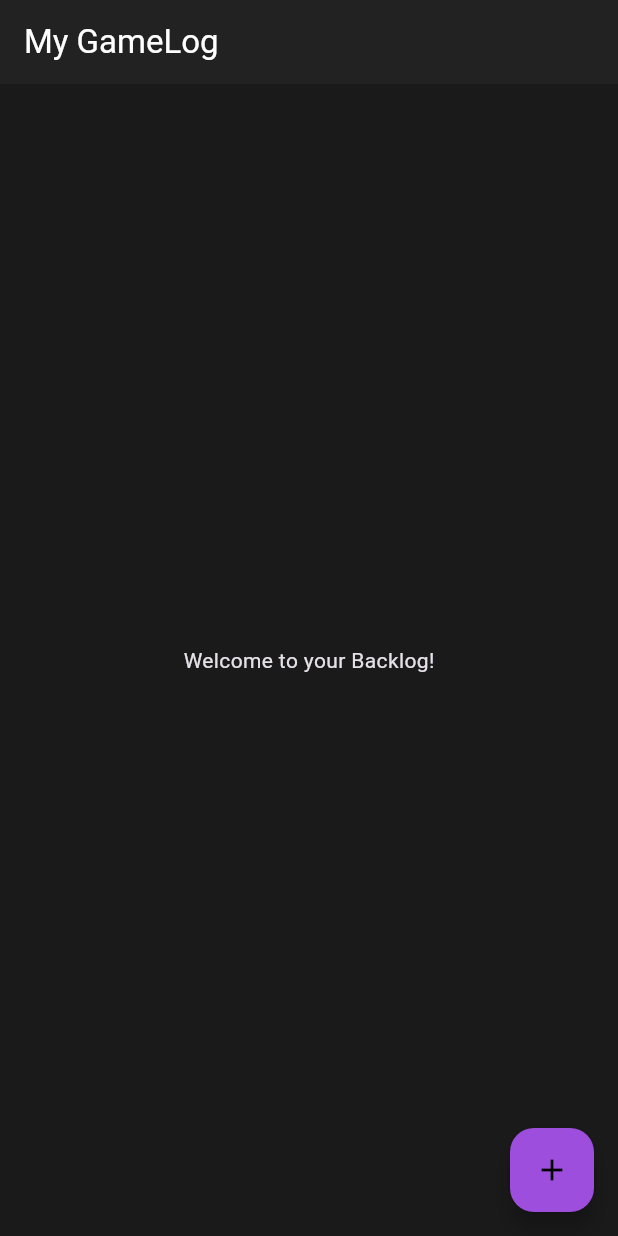
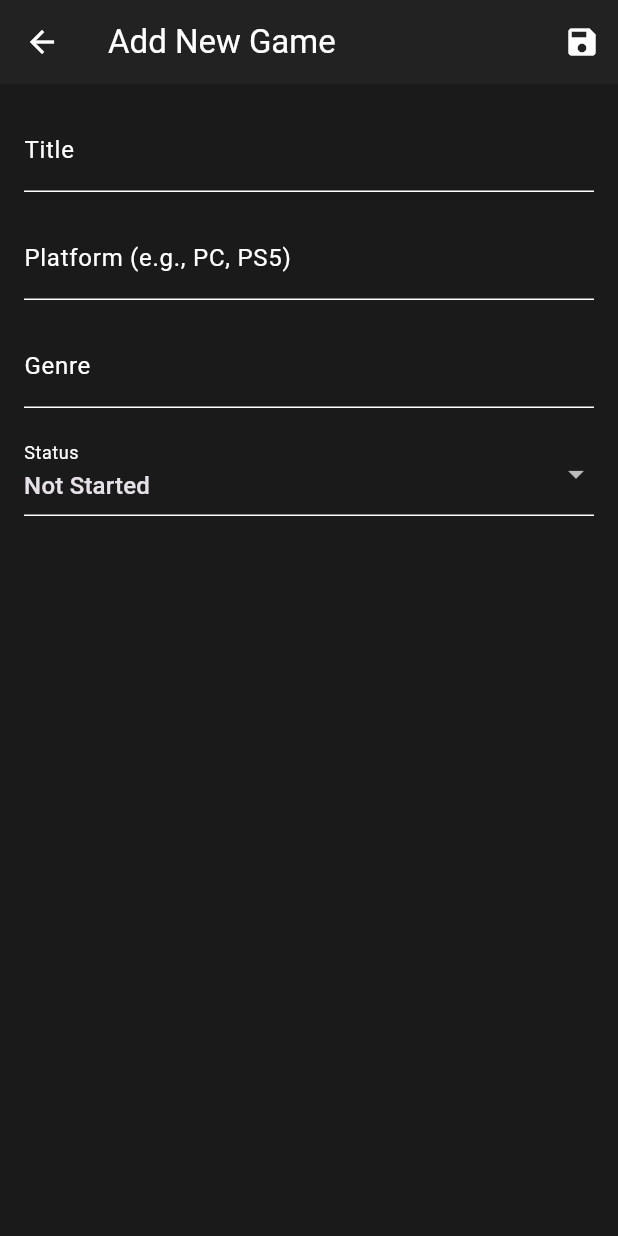
Before and after one commit to Morningknight/gamelog, a Flutter app: the screen it shows after launch, after a tap on the "add" icon, on a phone screen of 412 x 824 dp. Run offline on Flutter 3.47's test engine with Material 3 defaults, Android fonts, the phone set to English and light mode, and no system bars; our stand-ins replace hive, hive_flutter; accounts and stored records are empty.

Commit message:
Feat: Create Add/Edit Game screen with form and validation

```diff
--- a/lib/main.dart
+++ b/lib/main.dart
@@ -1,25 +1,14 @@
 import 'package:flutter/material.dart';
-import 'package:hive_flutter/hive_flutter.dart'; // Import hive_flutter
-import 'package:gamelog/models/game.dart';       // Import our Game model
+import 'package:gamelog/models/game.dart';
+import 'package:gamelog/screens/add_edit_game_screen.dart'; // <-- ADD THIS IMPORT
+import 'package:gamelog/widgets/game_list_view.dart';
+import 'package:hive_flutter/hive_flutter.dart';
 
-void main() async { // main function now needs to be async
-  // Ensure that Flutter's binding is initialized before calling any Flutter specific code.
+void main() async {
   WidgetsFlutterBinding.ensureInitialized();
-
-  // Initialize Hive for Flutter. This sets up a directory on the device to store the database.
   await Hive.initFlutter();
-
-  // Register the adapter for our Game class. This adapter was auto-generated by build_runner
-  // and tells Hive how to serialize and deserialize the Game object.
-  // Without this, Hive wouldn't know how to save your custom object.
   Hive.registerAdapter(GameAdapter());
-
-  // Open a box named 'games'. A box is like a table in a SQL database or a
-  // collection in a NoSQL database. We are specifying that this box will store
-  // objects of type Game.
   await Hive.openBox<Game>('games');
-
-  // Once Hive is set up, run the app.
   runApp(const GameLogApp());
 }
 
@@ -30,26 +19,24 @@
   Widget build(BuildContext context) {
     return MaterialApp(
       title: 'GameLog',
-      // We are defining a custom dark theme that matches the aesthetic of the inspiration image.
       theme: ThemeData.dark().copyWith(
-        primaryColor: const Color(0xFF8A2BE2), // Example: BlueViolet, not heavily used but good to set.
-        scaffoldBackgroundColor: const Color(0xFF1A1A1A), // A very dark grey for the main background
+        primaryColor: const Color(0xFF8A2BE2),
+        scaffoldBackgroundColor: const Color(0xFF1A1A1A),
         appBarTheme: const AppBarTheme(
-          backgroundColor: Color(0xFF222222), // Slightly lighter grey for the app bar
-          elevation: 0, // No shadow for a flatter look
+          backgroundColor: Color(0xFF222222),
+          elevation: 0,
         ),
         floatingActionButtonTheme: FloatingActionButtonThemeData(
-          backgroundColor: const Color(0xFF9D4EDD), // The primary purple color for the FAB
+          backgroundColor: const Color(0xFF9D4EDD),
         ),
-        // The color scheme defines the set of colors for the app's components.
         colorScheme: const ColorScheme.dark().copyWith(
-          primary: const Color(0xFF9D4EDD), // A nice purple for buttons, highlights
-          secondary: const Color(0xFFC77DFF), // A lighter purple for accents
-          onPrimary: Colors.white, // Text color on top of primary color (e.g., on buttons)
-          surface: const Color(0xFF2C2C2C), // Color for card backgrounds
+          primary: const Color(0xFF9D4EDD),
+          secondary: const Color(0xFFC77DFF),
+          onPrimary: Colors.white,
+          surface: const Color(0xFF2C2C2C),
         ),
       ),
-      debugShowCheckedModeBanner: false, // Hides the "debug" banner in the top right
+      debugShowCheckedModeBanner: false,
       home: const HomeScreen(),
     );
   }
@@ -60,16 +47,51 @@
 
   @override
   Widget build(BuildContext context) {
+    final List<Game> dummyGames = [
+      Game(
+        title: 'The Witcher 3: Wild Hunt',
+        platform: 'PC',
+        genre: 'Action RPG',
+        status: 'Beaten',
+        dateAdded: DateTime.now(),
+      ),
+      Game(
+        title: 'Cyberpunk 2077',
+        platform: 'PlayStation 5',
+        genre: 'Action RPG',
+        status: 'Now Playing',
+        dateAdded: DateTime.now(),
+      ),
+      Game(
+        title: 'Elden Ring',
+        platform: 'PC',
+        genre: 'Souls-like',
+        status: 'Paused',
+        dateAdded: DateTime.now(),
+      ),
+      Game(
+        title: 'Hollow Knight',
+        platform: 'Nintendo Switch',
+        genre: 'Metroidvania',
+        status: 'Not Started',
+        dateAdded: DateTime.now(),
+      ),
+    ];
+
     return Scaffold(
       appBar: AppBar(
         title: const Text('My GameLog'),
       ),
-      body: const Center(
-        child: Text('Welcome to your Backlog!'),
-      ),
+      body: GameListView(games: dummyGames),
       floatingActionButton: FloatingActionButton(
         onPressed: () {
-          // In the next phases, this button will open a new screen to add a game.
+          // --- UPDATE THIS PART ---
+          Navigator.of(context).push(
+            MaterialPageRoute(
+              builder: (ctx) => const AddEditGameScreen(),
+            ),
+          );
+          // --- END OF UPDATE ---
         },
         child: const Icon(Icons.add),
       ),
--- /dev/null
+++ b/lib/screens/add_edit_game_screen.dart
@@ -0,0 +1,130 @@
+import 'package:flutter/material.dart';
+
+class AddEditGameScreen extends StatefulWidget {
+  const AddEditGameScreen({super.key});
+
+  @override
+  State<AddEditGameScreen> createState() => _AddEditGameScreenState();
+}
+
+class _AddEditGameScreenState extends State<AddEditGameScreen> {
+  // A GlobalKey is needed to identify and validate our Form.
+  final _formKey = GlobalKey<FormState>();
+
+  // Controllers to manage the text inside the TextFormFields.
+  final _titleController = TextEditingController();
+  final _platformController = TextEditingController();
+  final _genreController = TextEditingController();
+
+  // A variable to hold the selected value from the dropdown.
+  String? _selectedStatus = 'Not Started'; // Default value
+
+  // List of options for our status dropdown menu.
+  final List<String> _statuses = ['Not Started', 'Now Playing', 'Paused', 'Beaten', 'Dropped'];
+
+  // This method is called when the widget is removed from the widget tree.
+  // It's important to dispose of controllers to free up resources.
+  @override
+  void dispose() {
+    _titleController.dispose();
+    _platformController.dispose();
+    _genreController.dispose();
+    super.dispose();
+  }
+
+  void _saveForm() {
+    // This runs the validator function on each TextFormField.
+    // If all are valid, it returns true.
+    final isValid = _formKey.currentState!.validate();
+    if (!isValid) {
+      return; // If not valid, stop the function here.
+    }
+
+    // If the form is valid, we'll save the data to Hive in a later step.
+    // For now, let's just print the data to the console to confirm it works.
+    print('Game Title: ${_titleController.text}');
+    print('Platform: ${_platformController.text}');
+    print('Genre: ${_genreController.text}');
+    print('Status: $_selectedStatus');
+
+    // Go back to the previous screen (HomeScreen).
+    Navigator.of(context).pop();
+  }
+
+  @override
+  Widget build(BuildContext context) {
+    return Scaffold(
+      appBar: AppBar(
+        title: const Text('Add New Game'),
+        actions: [
+          // A save button in the AppBar.
+          IconButton(
+            icon: const Icon(Icons.save),
+            onPressed: _saveForm,
+          ),
+        ],
+      ),
+      body: Padding(
+        padding: const EdgeInsets.all(16.0),
+        child: Form(
+          key: _formKey, // Associate the key with our Form.
+          child: ListView( // Use ListView to prevent overflow on smaller screens.
+            children: [
+              TextFormField(
+                controller: _titleController,
+                decoration: const InputDecoration(labelText: 'Title'),
+                textInputAction: TextInputAction.next, // Moves to the next field
+                validator: (value) {
+                  if (value == null || value.trim().isEmpty) {
+                    return 'Please enter a title.'; // Validation error message
+                  }
+                  return null; // Means the input is valid
+                },
+              ),
+              const SizedBox(height: 16),
+              TextFormField(
+                controller: _platformController,
+                decoration: const InputDecoration(labelText: 'Platform (e.g., PC, PS5)'),
+                textInputAction: TextInputAction.next,
+                validator: (value) {
+                  if (value == null || value.trim().isEmpty) {
+                    return 'Please enter a platform.';
+                  }
+                  return null;
+                },
+              ),
+              const SizedBox(height: 16),
+              TextFormField(
+                controller: _genreController,
+                decoration: const InputDecoration(labelText: 'Genre'),
+                textInputAction: TextInputAction.done, // Shows a "done" button on keyboard
+                validator: (value) {
+                  if (value == null || value.trim().isEmpty) {
+                    return 'Please enter a genre.';
+                  }
+                  return null;
+                },
+              ),
+              const SizedBox(height: 16),
+              DropdownButtonFormField<String>(
+                value: _selectedStatus,
+                decoration: const InputDecoration(labelText: 'Status'),
+                items: _statuses.map((String status) {
+                  return DropdownMenuItem<String>(
+                    value: status,
+                    child: Text(status),
+                  );
+                }).toList(),
+                onChanged: (newValue) {
+                  setState(() {
+                    _selectedStatus = newValue;
+                  });
+                },
+              ),
+            ],
+          ),
+        ),
+      ),
+    );
+  }
+}
--- /dev/null
+++ b/lib/widgets/game_card.dart
@@ -0,0 +1,83 @@
+import 'package:flutter/material.dart';
+import 'package:gamelog/models/game.dart';
+
+class GameCard extends StatelessWidget {
+  final Game game;
+
+  const GameCard({
+    super.key,
+    required this.game,
+  });
+
+  // A helper to determine the color of the status chip
+  Color _getStatusColor(String status) {
+    switch (status.toLowerCase()) {
+      case 'now playing':
+        return Colors.blueAccent;
+      case 'beaten':
+        return Colors.green;
+      case 'paused':
+        return Colors.orange;
+      case 'not started':
+        return Colors.grey.shade600;
+      default:
+        return Colors.grey;
+    }
+  }
+
+  @override
+  Widget build(BuildContext context) {
+    return Card(
+      // Using the surface color from our theme for card backgrounds
+      color: Theme.of(context).colorScheme.surface,
+      margin: const EdgeInsets.symmetric(horizontal: 16.0, vertical: 8.0),
+      child: Padding(
+        padding: const EdgeInsets.all(16.0),
+        child: Column(
+          crossAxisAlignment: CrossAxisAlignment.start,
+          children: [
+            // Game Title
+            Text(
+              game.title,
+              style: const TextStyle(
+                fontSize: 18.0,
+                fontWeight: FontWeight.bold,
+              ),
+            ),
+            const SizedBox(height: 8.0),
+            // Row for Genre and Platform tags
+            Row(
+              children: [
+                Chip(
+                  label: Text(game.platform),
+                  visualDensity: VisualDensity.compact, // Makes the chip smaller
+                  padding: EdgeInsets.zero,
+                ),
+                const SizedBox(width: 8.0),
+                Chip(
+                  label: Text(game.genre),
+                  visualDensity: VisualDensity.compact,
+                  padding: EdgeInsets.zero,
+                ),
+              ],
+            ),
+            const SizedBox(height: 12.0),
+            // Status Chip at the bottom
+            Align(
+              alignment: Alignment.centerRight,
+              child: Chip(
+                label: Text(
+                  game.status,
+                  style: const TextStyle(color: Colors.white),
+                ),
+                backgroundColor: _getStatusColor(game.status),
+                visualDensity: VisualDensity.compact,
+                padding: const EdgeInsets.symmetric(horizontal: 4.0),
+              ),
+            ),
+          ],
+        ),
+      ),
+    );
+  }
+}
--- /dev/null
+++ b/lib/widgets/game_list_view.dart
@@ -0,0 +1,49 @@
+import 'package:flutter/material.dart';
+import 'package:gamelog/models/game.dart';
+import 'package:gamelog/widgets/game_card.dart';
+
+class GameListView extends StatelessWidget {
+  final List<Game> games;
+
+  const GameListView({
+    super.key,
+    required this.games,
+  });
+
+  @override
+  Widget build(BuildContext context) {
+    // If the list of games is empty, show a helpful message.
+    if (games.isEmpty) {
+      return const Center(
+        child: Column(
+          mainAxisAlignment: MainAxisAlignment.center,
+          children: [
+            Icon(Icons.gamepad_outlined, size: 64, color: Colors.grey),
+            SizedBox(height: 16),
+            Text(
+              'Your backlog is empty!',
+              style: TextStyle(fontSize: 18),
+            ),
+            SizedBox(height: 8),
+            Text(
+              'Tap the + button to add a game.',
+              style: TextStyle(color: Colors.grey),
+            ),
+          ],
+        ),
+      );
+    }
+
+    // If there are games, display them in an efficient, scrollable list.
+    return ListView.builder(
+      // The number of items in the list.
+      itemCount: games.length,
+      // A function that builds each item in the list.
+      // It's efficient because it only builds the items visible on screen.
+      itemBuilder: (context, index) {
+        final game = games[index];
+        return GameCard(game: game);
+      },
+    );
+  }
+}
```
